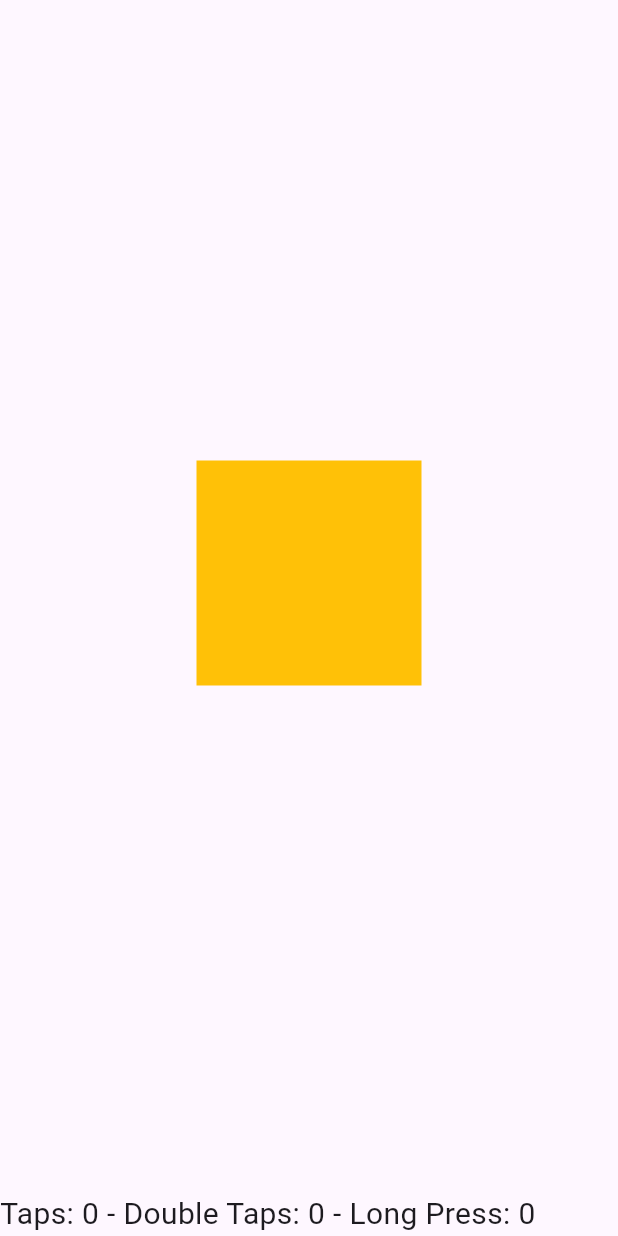
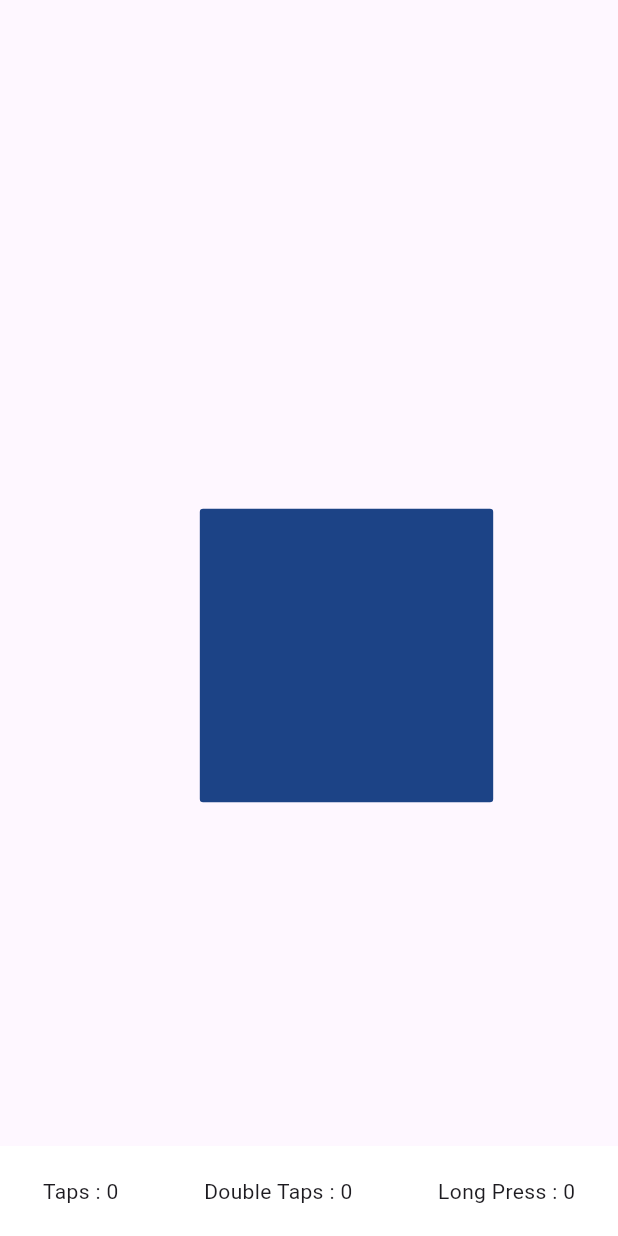
Before and after one commit to ekofanisetiawan/porto1, a Flutter app: the InfoDetailScreen screen opened directly, on a phone screen of 412 x 824 dp. Run offline on Flutter 3.47's test engine with Material 3 defaults, Android fonts, the light colour scheme and no system bars.

Commit message:
new updated

```diff
--- a/lib/info_detail_screen.dart
+++ b/lib/info_detail_screen.dart
@@ -1,3 +1,4 @@
+import 'dart:math';
 import 'package:flutter/material.dart';
 import 'package:flutter/widgets.dart';
 
@@ -24,11 +25,45 @@ class _InfoDetailScreenState extends State<InfoDetailScreen> {
   int numOfDoubleTap = 0;
   int numOfLongPress = 0;
 
+  late double borderRadius;
+  late double margin;
+  late Color warna;
+
   double posX = 0.0;
   double posY = 0.0;
 
   @override
+  void initState() {
+// penggunaan initState
+    super.initState();
+    margin = randomMargin();
+    borderRadius = randomBorderRadius();
+    warna = randomCalor();
+  }
+
+  double randomBorderRadius() {
+    return Random().nextDouble() * 20;
+  }
+
+  double randomMargin() {
+    return Random().nextDouble() * 20;
+  }
+
+  Color randomCalor() {
+    return Color((Random().nextDouble() * 0xFFFFFF).toInt()).withOpacity(1.0);
+  }
+
+  void changeState() {
+    setState(() {
+      borderRadius = randomBorderRadius();
+      margin = randomMargin();
+      warna = randomCalor();
+    });
+  }
+
+  @override
   Widget build(BuildContext context) {
+    print(borderRadius);
     if (posX == 0) {
       CenterPosition(context);
     }
@@ -64,8 +99,10 @@ class _InfoDetailScreenState extends State<InfoDetailScreen> {
             onTap: () {
               setState(() {
                 numOfSingleTap++;
+                changeState();
               });
             },
+
             onDoubleTap: () {
               setState(() {
                 numOfDoubleTap++;
@@ -76,24 +113,38 @@ class _InfoDetailScreenState extends State<InfoDetailScreen> {
                 numOfLongPress++;
               });
             },
-            child: Container(
-              width: boxSize,
-              height: boxSize,
-              color: Colors.amber,
+
+            child: SizedBox(
+              width: 200,
+              height: 200,
+              child: AnimatedContainer(
+                duration: Duration(milliseconds: 1000),
+                curve: Curves.easeIn,
+                margin: EdgeInsets.all(margin),
+                decoration: BoxDecoration(
+                  color: warna,
+                  borderRadius: BorderRadius.circular(borderRadius),
+                ),
+              ),
             ),
           ),
         ),
       ]),
-      bottomNavigationBar: Text(
-        'Taps: $numOfSingleTap - Double Taps: $numOfDoubleTap - Long Press: $numOfLongPress',
-        style: TextStyle(fontSize: 20),
+      bottomNavigationBar: Container(
+        color: Color.fromARGB(255, 255, 255, 255),
+        height: 60,
+        child: Row(mainAxisAlignment: MainAxisAlignment.spaceAround, children: [
+          Text("Taps : $numOfSingleTap"),
+          Text("Double Taps : $numOfDoubleTap"),
+          Text("Long Press : $numOfLongPress")
+        ]),
       ),
     );
   }
 
   void CenterPosition(BuildContext context) {
     posX = (MediaQuery.of(context).size.width / 2) - boxSize / 2;
-    posY = (MediaQuery.of(context).size.height / 2) - boxSize / 2 - 30;
+    posY = (MediaQuery.of(context).size.height / 2) - boxSize / 2;
 
     setState(() {
       this.posX = posX;
```
Also changed, not shown: lib/add_story_screen.dart (+106 -44 lines).
